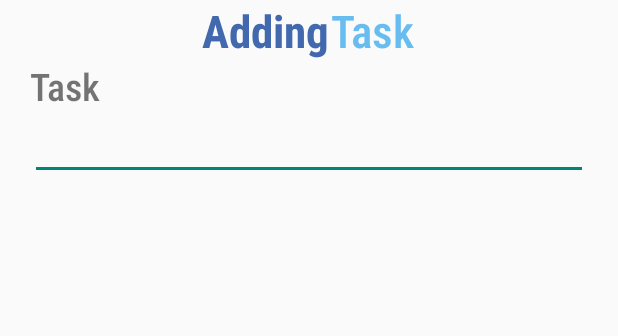
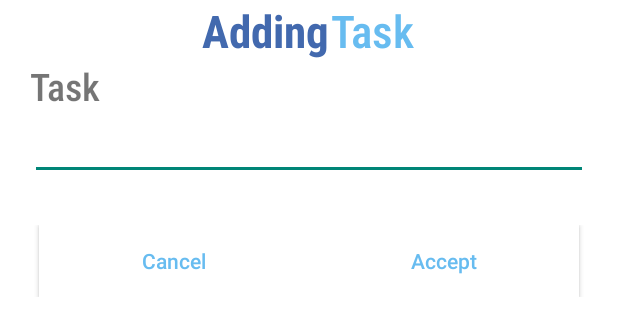
Before and after one commit to KevinAddae/To-Do-App, an Android app built with Jetpack Compose: the layout add_item_dialog.xml on its own in the app's theme, with its tools: preview values and no code run, on a phone screen of 412 x 824 dp. Shown: the top 336 px of the screen. Run offline under Robolectric (Android 15) with nearby library versions, the phone set to English and light mode, and no system bars.

Commit message:
Added id's

```diff
--- a/app/src/main/res/layout/add_item_dialog.xml
+++ b/app/src/main/res/layout/add_item_dialog.xml
@@ -1,11 +1,12 @@
 <?xml version="1.0" encoding="utf-8"?>
 <RelativeLayout xmlns:android="http://schemas.android.com/apk/res/android"
     android:layout_width="match_parent"
-    android:layout_height="match_parent">
+    android:layout_height="match_parent"
+    android:background="@color/white">
 
     <LinearLayout
         android:layout_width="match_parent"
-        android:layout_height="175dp"
+        android:layout_height="wrap_content"
         android:orientation="vertical"
         android:layout_marginLeft="20dp"
         android:layout_marginRight="20dp">
@@ -47,6 +48,34 @@
             android:layout_width="match_parent"
             android:layout_height="wrap_content"/>
 
+        <View
+            android:layout_width="wrap_content"
+            android:layout_height="30dp"/>
+
+        <LinearLayout
+            android:layout_width="match_parent"
+            android:layout_height="wrap_content"
+            android:orientation="horizontal"
+            android:gravity="center">
+
+            <Button
+                android:id="@+id/btn_cancel"
+                android:layout_width="180dp"
+                android:layout_height="wrap_content"
+                android:text="Cancel"
+                android:textAllCaps="false"
+                android:background="@color/white"
+                android:textColor="#67BCF0"/>
+
+            <Button
+                android:id="@+id/btn_accept"
+                android:layout_width="180dp"
+                android:layout_height="wrap_content"
+                android:text="Accept"
+                android:textAllCaps="false"
+                android:textColor="#67BCF0"
+                android:background="@color/white"/>
+        </LinearLayout>
     </LinearLayout>
 
 </RelativeLayout>
```
